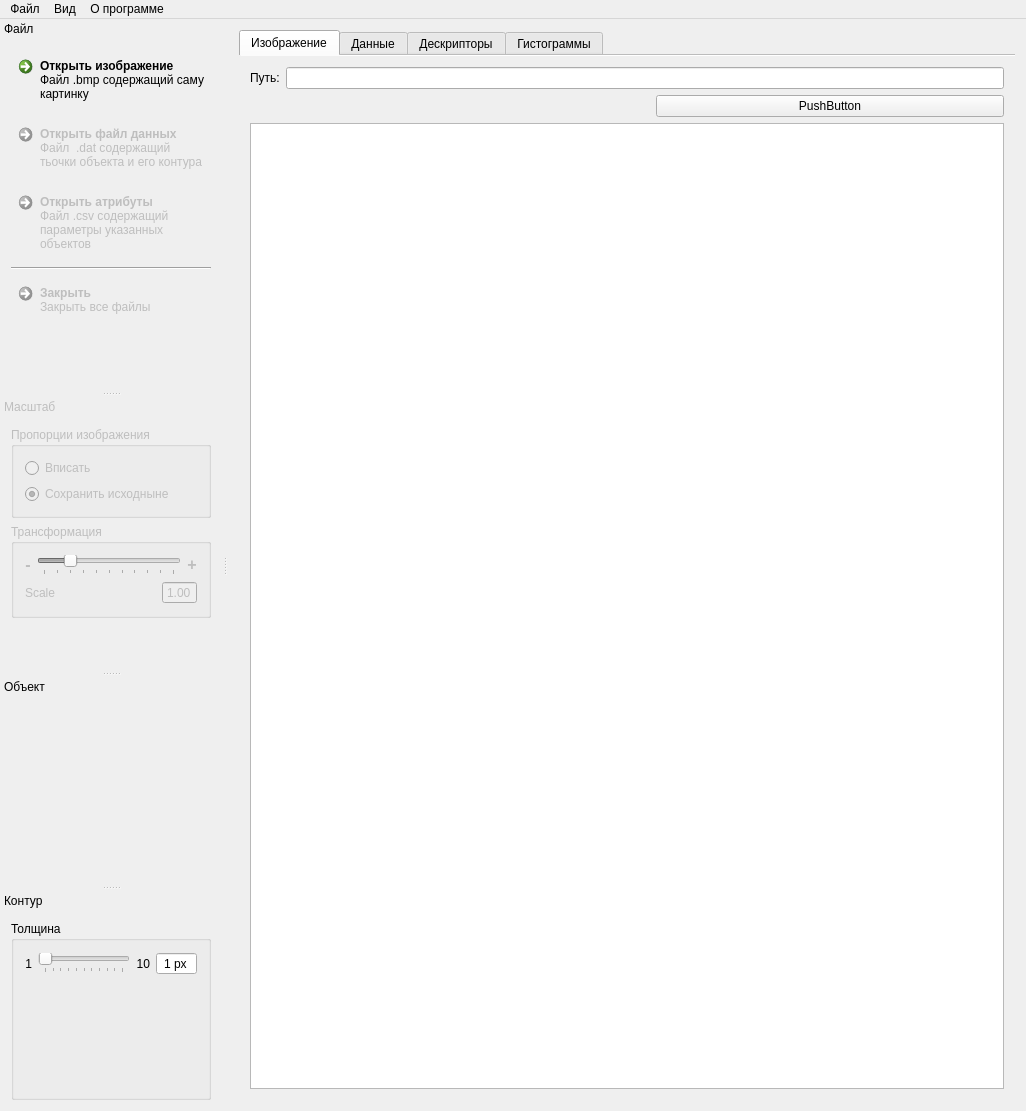
gurmaaan/ObjectsClassifier, file mainwindow.ui: the form before one commit.
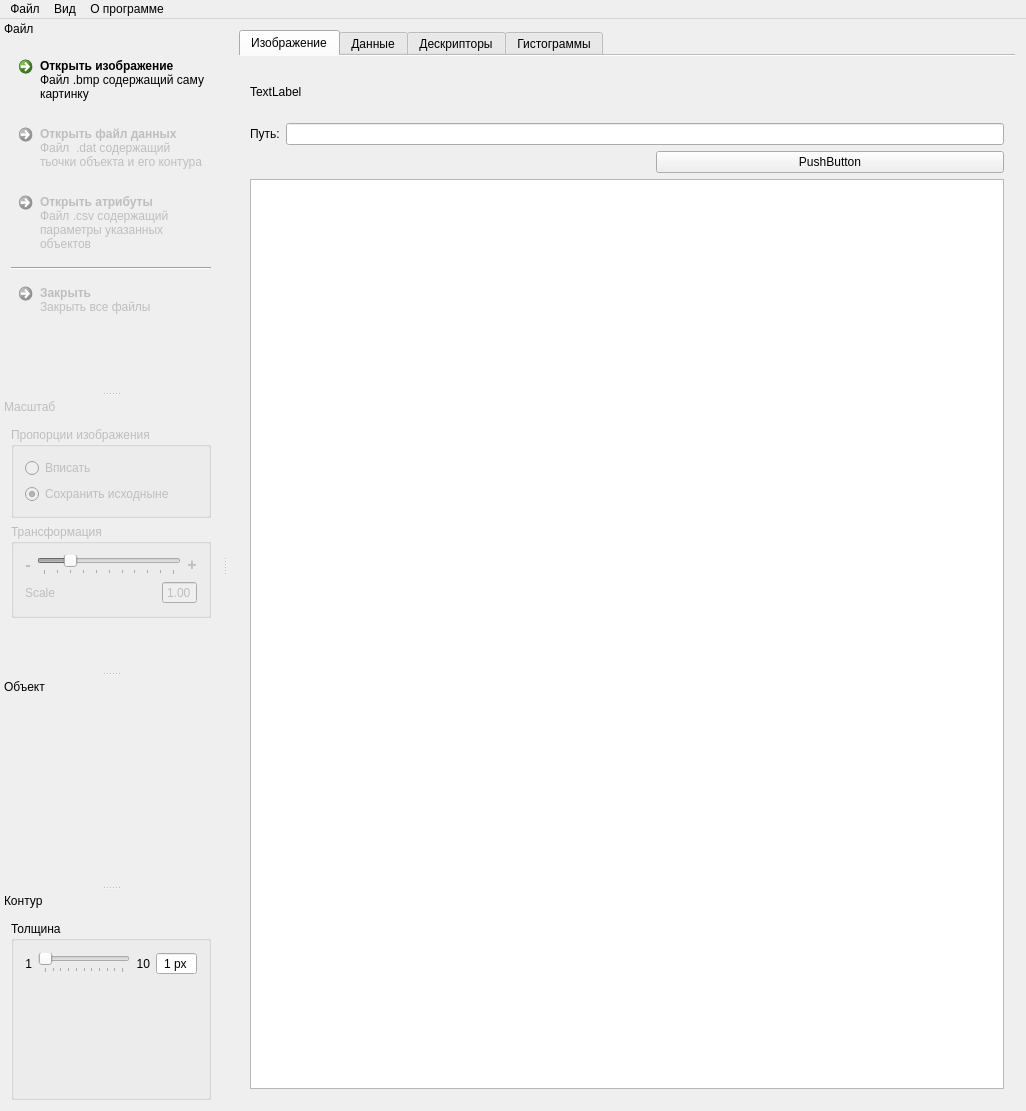
The form after the commit. The open tabs and pages were chosen to show the change. Icons and pictures are not drawn. Custom widgets are drawn as their Qt base class.

Diff of the .ui file:
```diff
--- a/mainwindow.ui
+++ b/mainwindow.ui
@@ -44,6 +44,25 @@
         <string>Изображение</string>
        </attribute>
        <layout class="QVBoxLayout" name="verticalLayout_2">
+        <item>
+         <widget class="QLabel" name="label">
+          <property name="minimumSize">
+           <size>
+            <width>0</width>
+            <height>50</height>
+           </size>
+          </property>
+          <property name="maximumSize">
+           <size>
+            <width>200</width>
+            <height>16777215</height>
+           </size>
+          </property>
+          <property name="text">
+           <string>TextLabel</string>
+          </property>
+         </widget>
+        </item>
         <item>
          <layout class="QHBoxLayout" name="horizontalLayout">
           <item>
```
Left out of the diff: 8 changed lines with no effect on the pictures.
